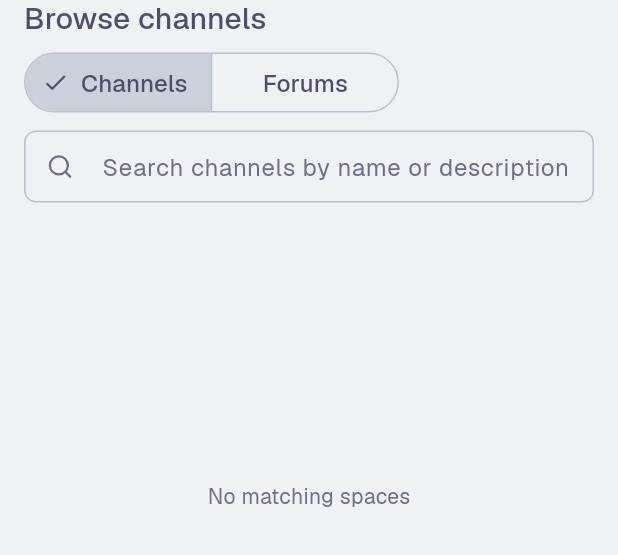
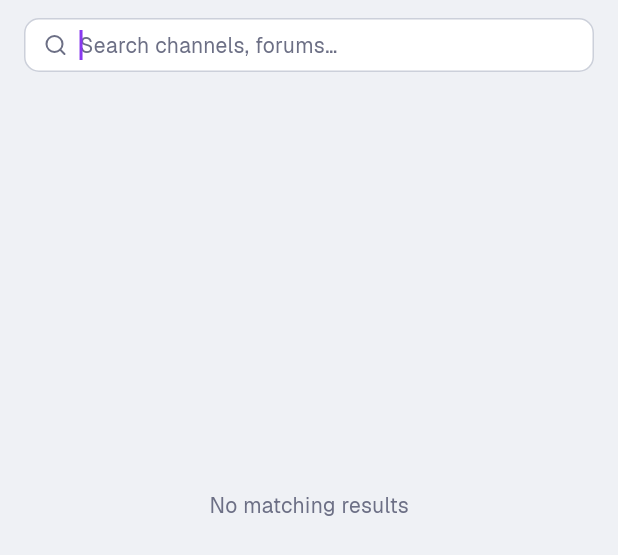
Before and after one commit to block/sprout, a Flutter app: the _BrowseChannelsSheet widget shown alone on an empty page, opened directly with empty values, on a phone screen of 412 x 824 dp. Shown: the top 555 px of the screen. Run offline on Flutter 3.47's test engine with Material 3 defaults, Android fonts, the phone set to English and light mode, and no system bars; our stand-ins replace connectivity_plus, flutter_hooks, flutter_secure_storage, hooks_riverpod, lucide_icons_flutter, shared_preferences; missing offline and left inert: gpt_markdown, mobile_scanner, nostr; accounts and stored records are empty; network calls fail; project files that could hold a hidden picture were left out.

Commit message:
feat(mobile): polish bottom sheets — universal search, cleaner forms
- Remove channel/forum segmented filter, search across all types
- Style search input to match nav bar (rounded pill, subtle border)
- Use DraggableScrollableSheet so results scroll to edge
- Remove titles from all bottom sheets
- Remove timestamps from channel tiles
- Make FAB circular
- Replace Open/Private segmented button with a simple switch
- Clean up unused _BrowseMode enum and kindLabel

Co-Authored-By: Claude Opus 4.6 (1M context) <noreply@anthropic.com>

```diff
--- a/mobile/lib/features/channels/channels_page.dart
+++ b/mobile/lib/features/channels/channels_page.dart
@@ -15,8 +15,6 @@ import 'channel.dart';
 import 'channel_detail_page.dart';
 import 'channel_management_provider.dart';
 import 'channels_provider.dart';
-
-enum _BrowseMode { channels, forums }
 
 enum _QuickAction { createChannel, createForum, newDm }
 
@@ -146,6 +144,7 @@ class ChannelsPage extends ConsumerWidget {
       floatingActionButton: FloatingActionButton(
         onPressed: openQuickActions,
         tooltip: 'Create or start conversation',
+        shape: const CircleBorder(),
         child: const Icon(LucideIcons.plus),
       ),
       body: Column(
@@ -473,15 +472,6 @@ class _ChannelTile extends StatelessWidget {
               const SizedBox(width: Grid.xxs),
               _EphemeralBadge(channel: channel),
             ],
-            if (channel.lastMessageAt != null) ...[
-              const SizedBox(width: Grid.xxs),
-              Text(
-                _relativeTime(channel.lastMessageAt!),
-                style: context.textTheme.labelSmall?.copyWith(
-                  color: context.colors.outline,
-                ),
-              ),
-            ],
           ],
         ),
       ),
@@ -489,16 +479,6 @@ class _ChannelTile extends StatelessWidget {
   }
 
   IconData _iconFor(Channel channel) => channelIcon(channel);
-
-  static String _relativeTime(DateTime dt) {
-    final diff = DateTime.now().difference(dt);
-    if (diff.inMinutes < 1) return 'now';
-    if (diff.inMinutes < 60) return '${diff.inMinutes}m';
-    if (diff.inHours < 24) return '${diff.inHours}h';
-    if (diff.inDays < 7) return '${diff.inDays}d';
-    if (diff.inDays < 365) return '${(diff.inDays / 7).floor()}w';
-    return '${(diff.inDays / 365).floor()}y';
-  }
 }
 
 class _QuickActionsSheet extends StatelessWidget {
@@ -513,8 +493,6 @@ class _QuickActionsSheet extends StatelessWidget {
           mainAxisSize: MainAxisSize.min,
           crossAxisAlignment: CrossAxisAlignment.start,
           children: [
-            Text('New', style: context.textTheme.titleMedium),
-            const SizedBox(height: Grid.xxs),
             ListTile(
               leading: const Icon(LucideIcons.hash),
               title: const Text('Create channel'),
@@ -553,8 +531,6 @@ class _CreateChannelSheet extends HookConsumerWidget {
     final visibility = useState('open');
     final isSubmitting = useState(false);
     final errorMessage = useState<String?>(null);
-
-    final kindLabel = channelType == 'forum' ? 'forum' : 'channel';
 
     Future<void> submit() async {
       final name = nameController.text.trim();
@@ -596,17 +572,6 @@ class _CreateChannelSheet extends HookConsumerWidget {
           mainAxisSize: MainAxisSize.min,
           crossAxisAlignment: CrossAxisAlignment.start,
           children: [
-            Text('Create $kindLabel', style: context.textTheme.titleMedium),
-            const SizedBox(height: Grid.xxs),
-            Text(
-              channelType == 'forum'
-                  ? 'Forums organize threaded discussions around a topic.'
-                  : 'Channels are real-time streams for team conversation.',
-              style: context.textTheme.bodySmall?.copyWith(
-                color: context.colors.onSurfaceVariant,
-              ),
-            ),
-            const SizedBox(height: Grid.xs),
             TextField(
               controller: nameController,
               enabled: !isSubmitting.value,
@@ -630,15 +595,13 @@ class _CreateChannelSheet extends HookConsumerWidget {
               maxLines: 3,
             ),
             const SizedBox(height: Grid.xxs),
-            SegmentedButton<String>(
-              segments: const [
-                ButtonSegment<String>(value: 'open', label: Text('Open')),
-                ButtonSegment<String>(value: 'private', label: Text('Private')),
-              ],
-              selected: {visibility.value},
-              onSelectionChanged: isSubmitting.value
+            SwitchListTile(
+              title: const Text('Private'),
+              contentPadding: EdgeInsets.zero,
+              value: visibility.value == 'private',
+              onChanged: isSubmitting.value
                   ? null
-                  : (selection) => visibility.value = selection.first,
+                  : (on) => visibility.value = on ? 'private' : 'open',
             ),
             if (errorMessage.value case final error?) ...[
               const SizedBox(height: Grid.xxs),
@@ -680,30 +643,17 @@ class _BrowseChannelsSheet extends HookConsumerWidget {
 
   @override
   Widget build(BuildContext context, WidgetRef ref) {
-    final mode = useState(_BrowseMode.channels);
     final query = useState('');
     final busyChannelId = useState<String?>(null);
 
     final normalizedQuery = query.value.trim().toLowerCase();
     final browsableChannels = channels.where((channel) {
-      if (channel.isDm) {
-        return false;
-      }
-      if (mode.value == _BrowseMode.channels && !channel.isStream) {
-        return false;
-      }
-      if (mode.value == _BrowseMode.forums && !channel.isForum) {
-        return false;
-      }
+      if (channel.isDm) return false;
       final visible = channel.isArchived
           ? channel.isMember
           : channel.visibility == 'open' || channel.isMember;
-      if (!visible) {
-        return false;
-      }
-      if (normalizedQuery.isEmpty) {
-        return true;
-      }
+      if (!visible) return false;
+      if (normalizedQuery.isEmpty) return true;
       return channel.name.toLowerCase().contains(normalizedQuery) ||
           channel.description.toLowerCase().contains(normalizedQuery);
     }).toList();
@@ -716,9 +666,7 @@ class _BrowseChannelsSheet extends HookConsumerWidget {
         .toList();
 
     Future<void> openOrJoin(Channel channel) async {
-      if (busyChannelId.value != null) {
-        return;
-      }
+      if (busyChannelId.value != null) return;
 
       if (channel.isMember) {
         Navigator.of(context).pop(channel);
@@ -746,67 +694,74 @@ class _BrowseChannelsSheet extends HookConsumerWidget {
       }
     }
 
-    return Padding(
-      padding: EdgeInsets.fromLTRB(
+    return DraggableScrollableSheet(
+      initialChildSize: 0.75,
+      minChildSize: 0.4,
+      maxChildSize: 0.95,
+      expand: false,
+      builder: (context, scrollController) => Column(
+        children: [
+          Padding(
+            padding: const EdgeInsets.fromLTRB(
               Grid.xs,
-        0,
+              Grid.twelve,
               Grid.xs,
-        MediaQuery.viewInsetsOf(context).bottom + Grid.xs,
+              Grid.xxs,
             ),
-      child: SafeArea(
-        top: false,
-        child: Column(
-          mainAxisSize: MainAxisSize.min,
-          crossAxisAlignment: CrossAxisAlignment.start,
+            child: GestureDetector(
+              onTap: () {},
+              child: Container(
+                height: 36,
+                padding: const EdgeInsets.symmetric(horizontal: Grid.twelve),
+                decoration: BoxDecoration(
+                  color: context.colors.surfaceContainerHighest,
+                  borderRadius: BorderRadius.circular(Radii.lg),
+                  border: Border.all(color: context.colors.outlineVariant),
+                ),
+                child: Row(
                   children: [
-            Text(
-              mode.value == _BrowseMode.forums
-                  ? 'Browse forums'
-                  : 'Browse channels',
-              style: context.textTheme.titleMedium,
+                    Icon(
+                      LucideIcons.search,
+                      size: 16,
+                      color: context.colors.onSurfaceVariant,
                     ),
-            const SizedBox(height: Grid.xxs),
-            SegmentedButton<_BrowseMode>(
-              segments: const [
-                ButtonSegment<_BrowseMode>(
-                  value: _BrowseMode.channels,
-                  label: Text('Channels'),
+                    const SizedBox(width: Grid.xxs),
+                    Expanded(
+                      child: TextField(
+                        autofocus: true,
+                        decoration: InputDecoration(
+                          hintText: 'Search channels, forums…',
+                          hintStyle: context.textTheme.bodyMedium?.copyWith(
+                            color: context.colors.onSurfaceVariant,
                           ),
-                ButtonSegment<_BrowseMode>(
-                  value: _BrowseMode.forums,
-                  label: Text('Forums'),
+                          border: InputBorder.none,
+                          enabledBorder: InputBorder.none,
+                          focusedBorder: InputBorder.none,
+                          isDense: true,
+                          contentPadding: EdgeInsets.zero,
+                        ),
+                        style: context.textTheme.bodyMedium,
+                        onChanged: (value) => query.value = value,
+                      ),
                     ),
                   ],
-              selected: {mode.value},
-              onSelectionChanged: (selection) => mode.value = selection.first,
                 ),
-            const SizedBox(height: Grid.xxs),
-            TextField(
-              decoration: InputDecoration(
-                prefixIcon: const Icon(LucideIcons.search),
-                hintText: mode.value == _BrowseMode.forums
-                    ? 'Search forums by name or description'
-                    : 'Search channels by name or description',
               ),
-              onChanged: (value) => query.value = value,
             ),
-            const SizedBox(height: Grid.xs),
-            SizedBox(
-              height: 360,
+          ),
+          Expanded(
             child: browsableChannels.isEmpty
-                  ? Padding(
-                      padding: const EdgeInsets.symmetric(vertical: Grid.sm),
-                      child: Center(
+                ? Center(
                     child: Text(
-                          'No matching spaces',
+                      'No matching results',
                       style: context.textTheme.bodyMedium?.copyWith(
                         color: context.colors.onSurfaceVariant,
                       ),
                     ),
-                      ),
                   )
                 : ListView(
-                      shrinkWrap: true,
+                    controller: scrollController,
+                    padding: const EdgeInsets.only(top: Grid.xxs),
                     children: [
                       if (notJoined.isNotEmpty) ...[
                         _MiniHeader(
@@ -832,7 +787,6 @@ class _BrowseChannelsSheet extends HookConsumerWidget {
                   ),
           ),
         ],
-        ),
       ),
     );
   }
@@ -957,15 +911,6 @@ class _NewDirectMessageSheet extends HookConsumerWidget {
           mainAxisSize: MainAxisSize.min,
           crossAxisAlignment: CrossAxisAlignment.start,
           children: [
-            Text('New direct message', style: context.textTheme.titleMedium),
-            const SizedBox(height: Grid.xxs),
-            Text(
-              'Pick 1 to 8 people. If the conversation already exists, mobile will reopen it.',
-              style: context.textTheme.bodySmall?.copyWith(
-                color: context.colors.onSurfaceVariant,
-              ),
-            ),
-            const SizedBox(height: Grid.xs),
             TextField(
               controller: queryController,
               decoration: const InputDecoration(
@@ -1094,7 +1039,10 @@ class _MiniHeader extends StatelessWidget {
   @override
   Widget build(BuildContext context) {
     return Padding(
-      padding: const EdgeInsets.only(top: Grid.half, bottom: Grid.half),
+      padding: const EdgeInsets.symmetric(
+        horizontal: Grid.xs,
+        vertical: Grid.half,
+      ),
       child: Text(
         label,
         style: context.textTheme.labelSmall?.copyWith(
```
Lines whose indentation alone changed are shown as unchanged.
